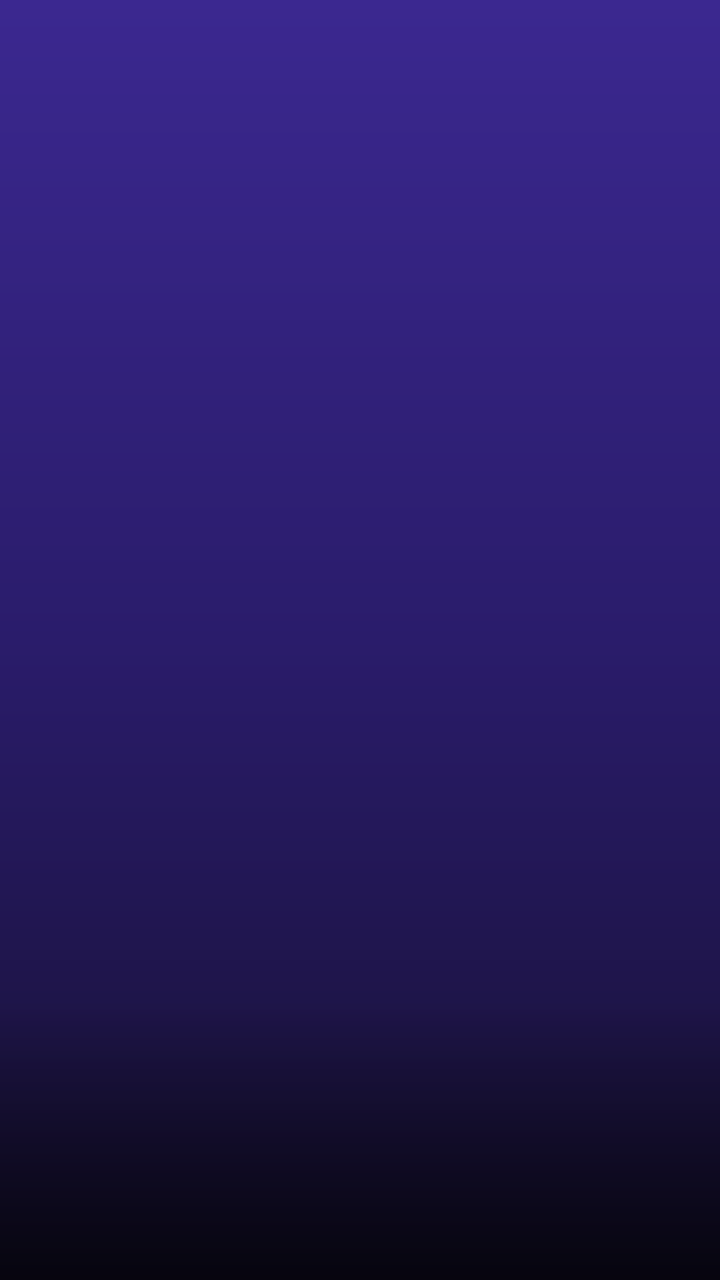
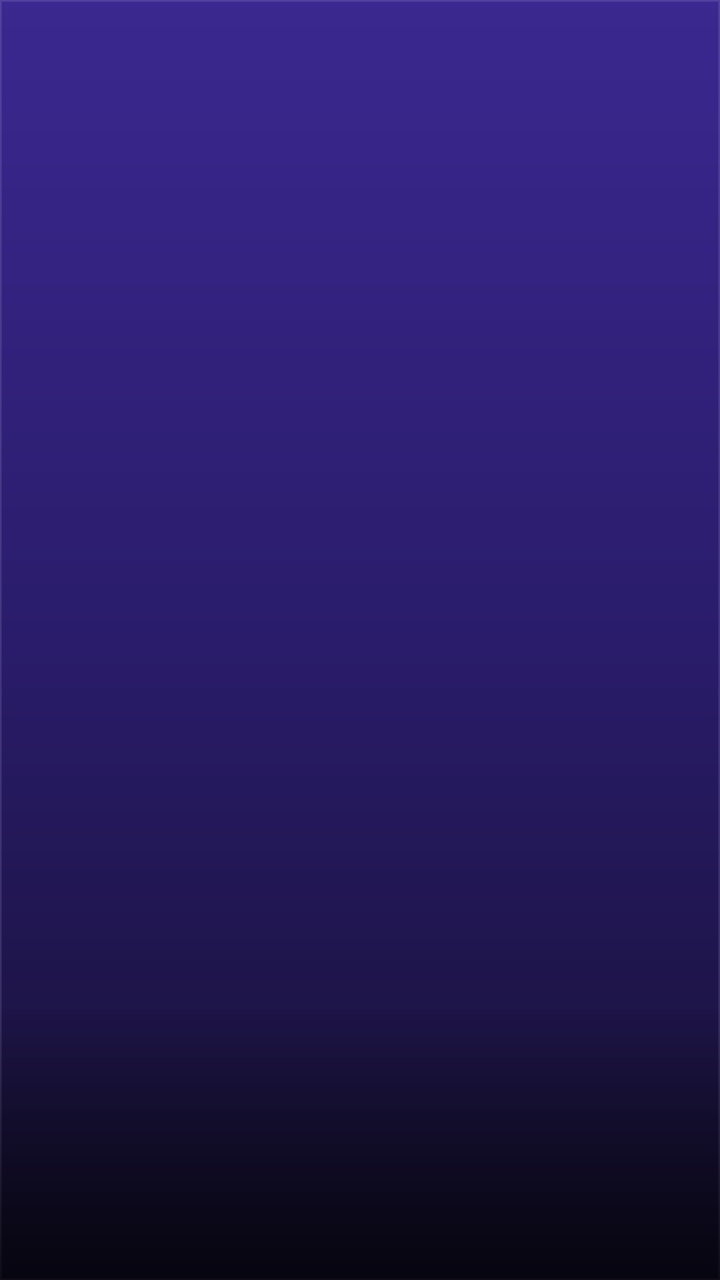

An Android layout rendered at two revisions. The XML below is the earlier revision; the diff shows what the commit changed to produce the second picture.
<!-- AndroidManifest.xml: another module's application theme Theme.App -->
<!-- res/layout/adapter_banner_item.xml -->
<?xml version="1.0" encoding="utf-8"?>
<FrameLayout xmlns:android="http://schemas.android.com/apk/res/android"
    xmlns:app="http://schemas.android.com/apk/res-auto"
    android:layout_width="match_parent"
    android:layout_height="match_parent">

    <com.google.android.material.imageview.ShapeableImageView
        android:id="@+id/image"
        android:layout_width="match_parent"
        android:layout_height="match_parent"
        android:scaleType="centerCrop" />

    <View
        android:layout_width="match_parent"
        android:layout_height="140dp"
        android:layout_gravity="bottom"
        android:background="@drawable/shape_banner_text_shadow" />

    <LinearLayout
        android:layout_width="match_parent"
        android:layout_height="wrap_content"
        android:layout_gravity="bottom"
        android:layout_marginBottom="32dp"
        android:orientation="vertical"
        android:paddingStart="16dp"
        android:paddingEnd="16dp">

        <androidx.appcompat.widget.AppCompatImageView
            android:id="@+id/logo"
            android:layout_width="wrap_content"
            android:layout_height="48dp"
            android:layout_marginBottom="4dp"
            android:adjustViewBounds="true"
            android:scaleType="fitStart"
            android:visibility="gone" />

        <com.google.android.material.textview.MaterialTextView
            android:id="@+id/title"
            android:layout_width="wrap_content"
            android:layout_height="wrap_content"
            android:textColor="@color/white"
            android:textSize="18sp"
            android:textStyle="bold"
            android:ellipsize="end"
            android:singleLine="true" />

        <com.google.android.material.textview.MaterialTextView
            android:id="@+id/subtitle"
            android:layout_width="wrap_content"
            android:layout_height="wrap_content"
            android:layout_marginTop="2dp"
            android:textColor="#CCFFFFFF"
            android:textSize="12sp"
            android:ellipsize="end"
            android:singleLine="true" />

    </LinearLayout>

</FrameLayout>
<!-- resources referenced by this layout -->
<resources>
  <color name="white">#FFFFFF</color>
  <!-- drawable shape_banner_text_shadow (drawable) -->
  <?xml version="1.0" encoding="utf-8"?>
  <shape xmlns:android="http://schemas.android.com/apk/res/android"
      android:shape="rectangle">
      <gradient
          android:angle="90"
          android:startColor="#B3000000"
          android:endColor="#00000000"
          android:type="linear" />
  </shape>
  <style name="Theme.App" parent="Theme.Base" />
  <style name="Theme.Base" parent="Theme.Material3.Dark.NoActionBar">
          
          <item name="colorPrimary">@color/nf_accent</item>
          <item name="colorOnPrimary">@color/nf_on_focus</item>
          <item name="colorSecondary">@color/nf_activated</item>
          
          <item name="android:windowBackground">@drawable/bg_page</item>
          
          <item name="colorSurface">@color/nf_surface</item>
          <item name="colorSurfaceContainerLowest">#171233</item>
          <item name="colorSurfaceContainerLow">#1F1947</item>
          <item name="colorSurfaceContainer">#262057</item>
          <item name="colorSurfaceContainerHigh">@color/nf_surface</item>
          <item name="colorSurfaceContainerHighest">@color/nf_card</item>
          <item name="colorSurfaceVariant">@color/nf_card</item>
          <item name="colorOnSurface">@color/nf_text</item>
          <item name="colorOnSurfaceVariant">@color/nf_text_2</item>
          <item name="colorOutline">@color/nf_card_btn</item>
          <item name="colorOutlineVariant">@color/nf_card_btn</item>
          
          <item name="colorSecondaryContainer">@color/nf_accent_soft</item>
          <item name="colorOnSecondaryContainer">@color/nf_text</item>
          <item name="colorPrimaryContainer">@color/nf_accent_soft</item>
          <item name="colorOnPrimaryContainer">@color/nf_text</item>
          
          <item name="colorControlNormal">@color/nf_text_2</item>
          
          <item name="android:statusBarColor">@color/transparent</item>
          <item name="android:navigationBarColor">@color/transparent</item>
          <item name="android:windowDrawsSystemBarBackgrounds">true</item>
      </style>
  <color name="nf_accent">#7C6BFF</color>
  <color name="nf_on_focus">#0B1520</color>
  <color name="nf_activated">#9A8BFF</color>
  <!-- drawable bg_page (drawable) -->
  <?xml version="1.0" encoding="utf-8"?>
  <shape xmlns:android="http://schemas.android.com/apk/res/android"
      android:shape="rectangle">
      <gradient
          android:angle="270"
          android:centerColor="#2A1C6B"
          android:centerY="0.5"
          android:endColor="#150F30"
          android:startColor="#3B2890"
          android:type="linear" />
  </shape>
  <color name="nf_surface">#2E2566</color>
  <color name="nf_card">#3D3088</color>
  <color name="nf_text">#F0EEFA</color>
  <color name="nf_text_2">#A9A4C9</color>
  <color name="nf_card_btn">#4A3D9E</color>
  <color name="nf_accent_soft">#2C2557</color>
  <color name="transparent">#00000000</color>
</resources>

<!-- the commit's change to res/layout/adapter_banner_item.xml (unified diff, before → after) -->
@@ -8,7 +8,8 @@
         android:id="@+id/image"
         android:layout_width="match_parent"
         android:layout_height="match_parent"
-        android:scaleType="centerCrop" />
+        android:scaleType="centerCrop"         app:strokeColor="@color/selector_card_stroke"
+        app:strokeWidth="1.5dp" />
 
     <View
         android:layout_width="match_parent"
